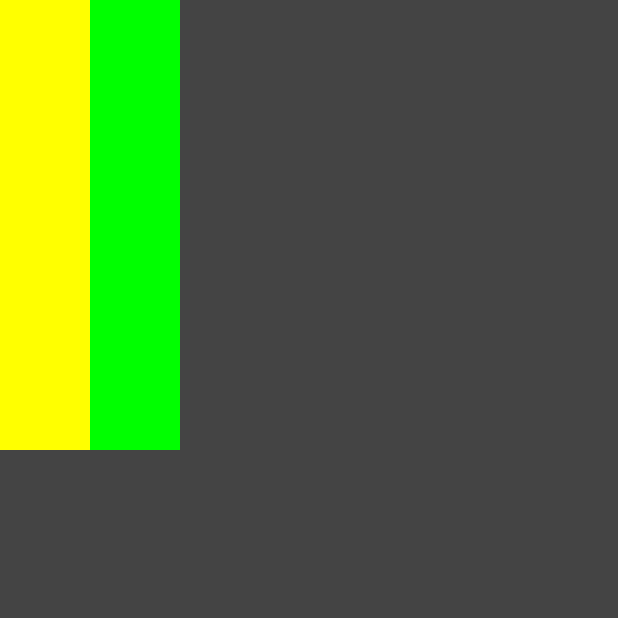
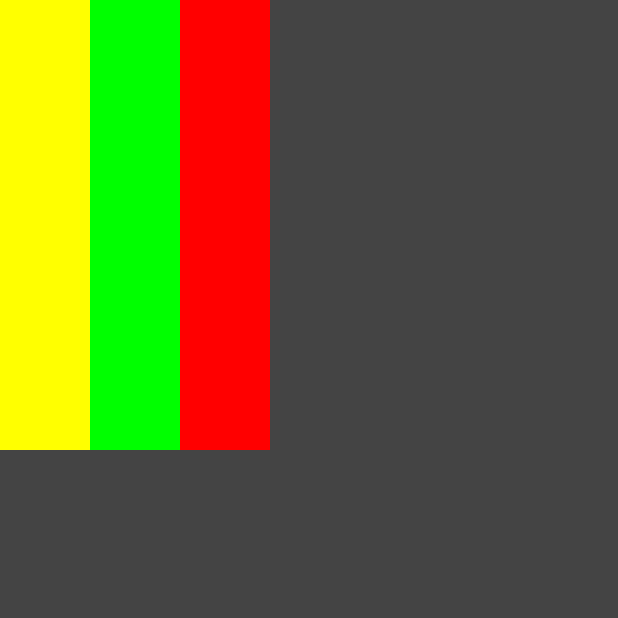
Before and after one commit to gpetuhov/JetpackComposeTutorial, an Android app built with Jetpack Compose: the screen it shows after launch (MainActivity), on a phone screen of 412 x 824 dp, the top half of it. Run offline under Robolectric (Android 15) with nearby library versions, the phone set to English and light mode, and no system bars.

Commit message:
Extract Composables

```diff
--- a/02-Core/app/src/main/java/com/gpetuhov/android/compose/core/MainActivity.kt
+++ b/02-Core/app/src/main/java/com/gpetuhov/android/compose/core/MainActivity.kt
@@ -51,21 +51,21 @@ fun MainScreen2() {
     ) {
         // Row can have many children arranged horizontally
         Row {
-            Surface(
-                color = Color.Yellow,
-                modifier = Modifier
-                    .height(300.dp)
-                    .width(60.dp)
-            ) { }
-
-            Surface(
-                color = Color.Green,
-                modifier = Modifier
-                    .height(300.dp)
-                    .width(60.dp)
-            ) { }
+            VerticalBar(color = Color.Yellow)
+            VerticalBar(color = Color.Green)
+            VerticalBar(color = Color.Red)
         }
     }
+}
+
+@Composable
+fun VerticalBar(color: Color) {
+    Surface(
+        color = color,
+        modifier = Modifier
+            .height(300.dp)
+            .width(60.dp)
+    ) { }
 }
 
 @Preview(showBackground = true)
```
